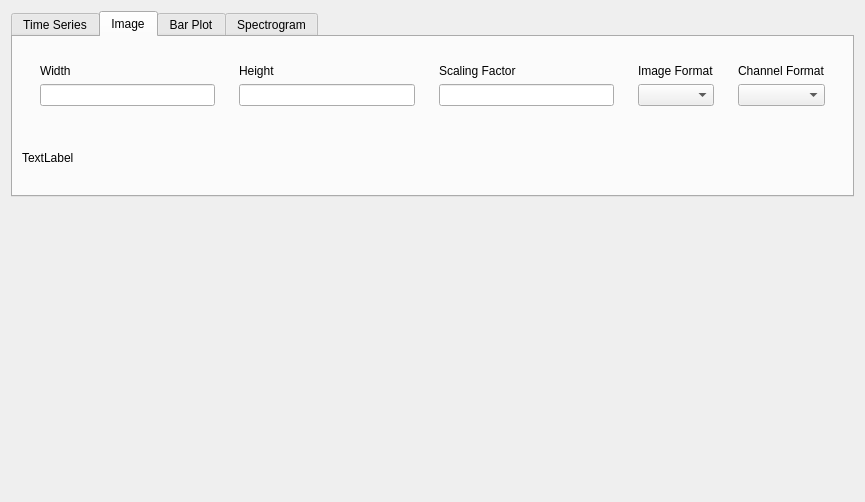
This is rena/ui/OptionsWindowPlotFormatWidget.ui in PhysioLabXR/PhysioLabXR-Community as Qt 5 draws it before an edit. The edited form follows.
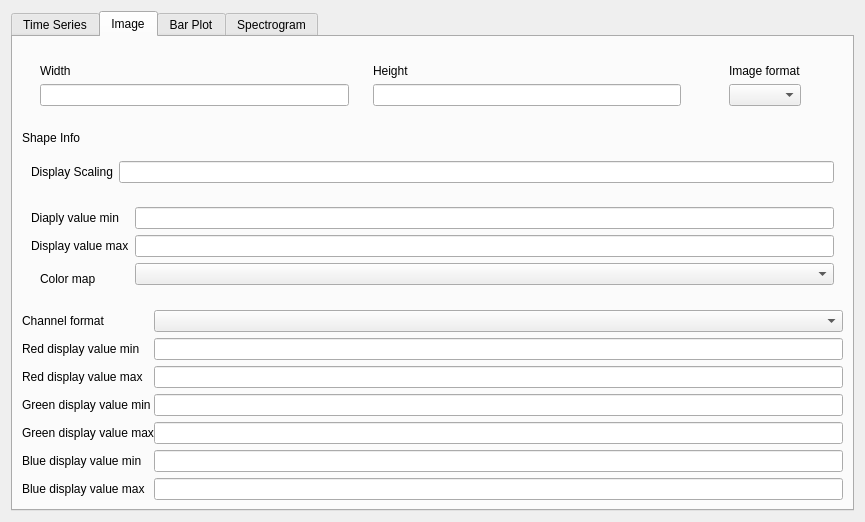
This is the edited form. The open tabs and pages were chosen to show the change.

Commit message: update image plot options

What changed in the file:
```diff
--- a/rena/ui/OptionsWindowPlotFormatWidget.ui
+++ b/rena/ui/OptionsWindowPlotFormatWidget.ui
@@ -17,7 +17,7 @@
    <set>Qt::ImhNone</set>
   </property>
   <layout class="QVBoxLayout" name="verticalLayout">
-   <item alignment="Qt::AlignTop">
+   <item>
     <widget class="QTabWidget" name="plotFormatTabWidget">
      <property name="currentIndex">
       <number>0</number>
@@ -82,18 +82,7 @@
           </item>
           <item>
            <widget class="QWidget" name="widget" native="true">
-            <layout class="QVBoxLayout" name="verticalLayout_8">
-             <item>
-              <widget class="QLabel" name="label_4">
-               <property name="text">
-                <string>Scaling Factor</string>
-               </property>
-              </widget>
-             </item>
-             <item>
-              <widget class="QLineEdit" name="imageScalingFactorLineEdit"/>
-             </item>
-            </layout>
+            <layout class="QVBoxLayout" name="verticalLayout_8"/>
            </widget>
           </item>
           <item>
@@ -102,7 +91,7 @@
              <item>
               <widget class="QLabel" name="label_6">
                <property name="text">
-                <string>Image Format</string>
+                <string>Image format</string>
                </property>
               </widget>
              </item>
@@ -114,18 +103,7 @@
           </item>
           <item>
            <widget class="QWidget" name="ChannelFormatWidget" native="true">
-            <layout class="QVBoxLayout" name="verticalLayout_7">
-             <item>
-              <widget class="QLabel" name="label_7">
-               <property name="text">
-                <string>Channel Format</string>
-               </property>
-              </widget>
-             </item>
-             <item>
-              <widget class="QComboBox" name="channelFormatCombobox"/>
-             </item>
-            </layout>
+            <layout class="QVBoxLayout" name="verticalLayout_7"/>
            </widget>
           </item>
          </layout>
@@ -134,10 +112,177 @@
        <item>
         <widget class="QLabel" name="imageFormatInfoLabel">
          <property name="text">
-          <string>TextLabel</string>
+          <string>Shape Info</string>
          </property>
         </widget>
        </item>
+       <item>
+        <widget class="QWidget" name="widget_7" native="true">
+         <layout class="QVBoxLayout" name="verticalLayout_12">
+          <property name="leftMargin">
+           <number>0</number>
+          </property>
+          <property name="topMargin">
+           <number>0</number>
+          </property>
+          <property name="rightMargin">
+           <number>0</number>
+          </property>
+          <property name="bottomMargin">
+           <number>0</number>
+          </property>
+          <item>
+           <widget class="QWidget" name="widget_8" native="true">
+            <layout class="QHBoxLayout" name="horizontalLayout_6">
+             <item>
+              <widget class="QLabel" name="label_4">
+               <property name="text">
+                <string>Display Scaling</string>
+               </property>
+              </widget>
+             </item>
+             <item>
+              <widget class="QLineEdit" name="imageScalingFactorLineEdit"/>
+             </item>
+            </layout>
+           </widget>
+          </item>
+          <item>
+           <widget class="QWidget" name="pixelmap_display_options" native="true">
+            <layout class="QFormLayout" name="formLayout">
+             <item row="1" column="0">
+              <widget class="QLabel" name="label_16">
+               <property name="text">
+                <string>Display value max</string>
+               </property>
+              </widget>
+             </item>
+             <item row="0" column="0">
+              <widget class="QLabel" name="label_2">
+               <property name="text">
+                <string>Diaply value min</string>
+               </property>
+              </widget>
+             </item>
+             <item row="0" column="1">
+              <widget class="QLineEdit" name="image_level_min_line_edit"/>
+             </item>
+             <item row="1" column="1">
+              <widget class="QLineEdit" name="image_level_max_line_edit"/>
+             </item>
+             <item row="2" column="0">
+              <widget class="QWidget" name="ColormapWidget" native="true">
+               <layout class="QHBoxLayout" name="horizontalLayout_3">
+                <item>
+                 <widget class="QLabel" name="label">
+                  <property name="text">
+                   <string>Color map</string>
+                  </property>
+                 </widget>
+                </item>
+               </layout>
+              </widget>
+             </item>
+             <item row="2" column="1">
+              <widget class="QComboBox" name="combobox_image_cmap"/>
+             </item>
+            </layout>
+           </widget>
+          </item>
+         </layout>
+        </widget>
+       </item>
+       <item>
+        <widget class="QWidget" name="rgb_display_options" native="true">
+         <layout class="QFormLayout" name="formLayout_2">
+          <property name="horizontalSpacing">
+           <number>0</number>
+          </property>
+          <property name="leftMargin">
+           <number>0</number>
+          </property>
+          <property name="topMargin">
+           <number>0</number>
+          </property>
+          <property name="rightMargin">
+           <number>0</number>
+          </property>
+          <property name="bottomMargin">
+           <number>0</number>
+          </property>
+          <item row="1" column="0">
+           <widget class="QLabel" name="label_17">
+            <property name="text">
+             <string>Red display value min</string>
+            </property>
+           </widget>
+          </item>
+          <item row="1" column="1">
+           <widget class="QLineEdit" name="image_level_rmin_line_edit"/>
+          </item>
+          <item row="3" column="1">
+           <widget class="QLineEdit" name="image_level_gmin_line_edit"/>
+          </item>
+          <item row="2" column="1">
+           <widget class="QLineEdit" name="image_level_rmax_line_edit"/>
+          </item>
+          <item row="2" column="0">
+           <widget class="QLabel" name="label_18">
+            <property name="text">
+             <string>Red display value max</string>
+            </property>
+           </widget>
+          </item>
+          <item row="3" column="0">
+           <widget class="QLabel" name="label_19">
+            <property name="text">
+             <string>Green display value min</string>
+            </property>
+           </widget>
+          </item>
+          <item row="4" column="0">
+           <widget class="QLabel" name="label_20">
+            <property name="text">
+             <string>Green display value max</string>
+            </property>
+           </widget>
+          </item>
+          <item row="4" column="1">
+           <widget class="QLineEdit" name="image_level_gmax_line_edit"/>
+          </item>
+          <item row="5" column="0">
+           <widget class="QLabel" name="label_21">
+            <property name="text">
+             <string>Blue display value min</string>
+            </property>
+           </widget>
+          </item>
+          <item row="5" column="1">
+           <widget class="QLineEdit" name="image_level_bmin_line_edit"/>
+          </item>
+          <item row="6" column="0">
+           <widget class="QLabel" name="label_22">
+            <property name="text">
+             <string>Blue display value max</string>
+            </property>
+           </widget>
+          </item>
+          <item row="6" column="1">
+           <widget class="QLineEdit" name="image_level_bmax_line_edit"/>
+          </item>
+          <item row="0" column="0">
+           <widget class="QLabel" name="label_7">
+            <property name="text">
+             <string>Channel format</string>
+            </property>
+           </widget>
+          </item>
+          <item row="0" column="1">
+           <widget class="QComboBox" name="channelFormatCombobox"/>
+          </item>
+         </layout>
+        </widget>
+       </item>
       </layout>
      </widget>
      <widget class="QWidget" name="barplottab">
```
Left out of the diff: 2 changed lines with no effect on the pictures. The commit also changes 8 other files.
